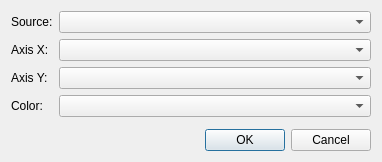
Qt form app/gui/PlotCreateDialog.ui (GeorgievLab/CeCe) before a commit.
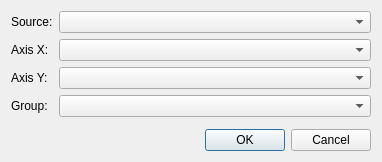
The same form after that commit.

```diff
--- a/app/gui/PlotCreateDialog.ui
+++ b/app/gui/PlotCreateDialog.ui
@@ -58,7 +58,7 @@
      <item row="3" column="0">
       <widget class="QLabel" name="labelColor">
        <property name="text">
-        <string>Color:</string>
+        <string>Group:</string>
        </property>
        <property name="buddy">
         <cstring>comboBoxColor</cstring>
```
Left out of the diff: 6 changed lines with no effect on the pictures.
